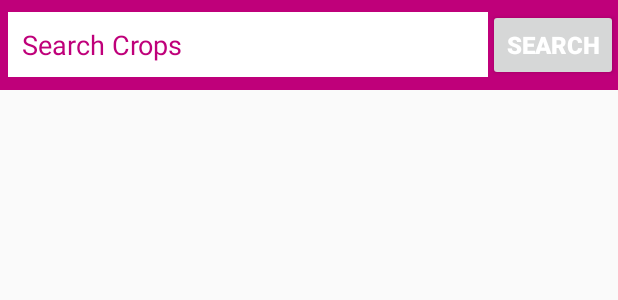
After one commit to Pradeep72767/MyKrishiMall, an Android app: the layout activity_search_crops.xml on its own in the app's theme, with its tools: preview values and no code run, on a phone screen of 412 x 824 dp. The commit adds this screen. Shown: the top 300 px of the screen. Run offline under Robolectric (Android 15) with nearby library versions, the phone set to English and light mode, and no system bars.

Commit message:
Search Crops

```diff
--- a/app/src/main/AndroidManifest.xml
+++ b/app/src/main/AndroidManifest.xml
@@ -12,7 +12,8 @@
         android:roundIcon="@mipmap/ic_launcher_round"
         android:supportsRtl="true"
         android:theme="@style/AppTheme">
-        <activity android:name=".FarmerUserProductsActivity"></activity>
+        <activity android:name=".SearchCropsActivity"></activity>
+        <activity android:name=".FarmerUserProductsActivity" />
         <activity android:name=".FarmerNewOrdersActivity" />
         <activity android:name=".ConfirmFinalOrderActivity" />
         <activity android:name=".CartActivity" />
--- /dev/null
+++ b/app/src/main/java/com/example/mykrishimall/SearchCropsActivity.java
@@ -0,0 +1,28 @@
+package com.example.mykrishimall;
+
+import androidx.appcompat.app.AppCompatActivity;
+import androidx.recyclerview.widget.LinearLayoutManager;
+import androidx.recyclerview.widget.RecyclerView;
+
+import android.os.Bundle;
+import android.widget.Button;
+import android.widget.EditText;
+
+public class SearchCropsActivity extends AppCompatActivity {
+
+    private Button searchBtn;
+    private EditText inputText;
+    private RecyclerView searchList;
+
+    @Override
+    protected void onCreate(Bundle savedInstanceState) {
+        super.onCreate(savedInstanceState);
+        setContentView(R.layout.activity_search_crops);
+
+        inputText = findViewById(R.id.search_product_name);
+        searchBtn = findViewById(R.id.search_btn);
+        searchList = findViewById(R.id.search_list);
+        searchList.setLayoutManager(new LinearLayoutManager(SearchCropsActivity.this));
+
+    }
+}
--- /dev/null
+++ b/app/src/main/res/layout/activity_search_crops.xml
@@ -0,0 +1,60 @@
+<?xml version="1.0" encoding="utf-8"?>
+<RelativeLayout xmlns:android="http://schemas.android.com/apk/res/android"
+    xmlns:app="http://schemas.android.com/apk/res-auto"
+    xmlns:tools="http://schemas.android.com/tools"
+    android:layout_width="match_parent"
+    android:layout_height="match_parent"
+    tools:context=".SearchCropsActivity">
+
+    <RelativeLayout
+        android:id="@+id/search_relative_layout"
+        android:layout_width="match_parent"
+        android:layout_height="60dp"
+        android:background="@color/colorPrimaryDark"
+        android:layout_alignParentTop="true"
+        android:layout_centerHorizontal="true"
+        >
+
+        <EditText
+            android:id="@+id/search_product_name"
+            android:layout_width="320dp"
+            android:layout_height="wrap_content"
+            android:hint="Search Crops"
+            android:textSize="18dp"
+            android:background="@android:color/white"
+            android:padding="9dp"
+            android:textColorHint="@color/colorPrimaryDark"
+            android:layout_centerVertical="true"
+
+            android:layout_marginLeft="5dp" />
+
+        <Button
+            android:id="@+id/search_btn"
+            android:layout_width="wrap_content"
+            android:layout_height="wrap_content"
+            android:layout_toRightOf="@+id/search_product_name"
+            android:text="Search"
+            android:padding="9dp"
+            android:textColor="@android:color/white"
+            android:textStyle="bold"
+            android:textSize="16sp"
+            android:layout_centerInParent="true"
+
+            />
+
+
+
+    </RelativeLayout>
+
+
+    <androidx.recyclerview.widget.RecyclerView
+        android:id="@+id/search_list"
+        android:layout_width="match_parent"
+        android:layout_height="match_parent"
+        android:layout_below="@+id/search_relative_layout">
+
+    </androidx.recyclerview.widget.RecyclerView>
+
+
+
+</RelativeLayout>
--- a/app/src/main/res/menu/activity_main_drawer.xml
+++ b/app/src/main/res/menu/activity_main_drawer.xml
@@ -21,7 +21,7 @@
         <item
             android:id="@+id/nav_order"
             android:icon="@drawable/orders"
-            android:title="Orders"
+            android:title="Search"
             android:iconTint="@android:color/white"
             />
         <item
```
